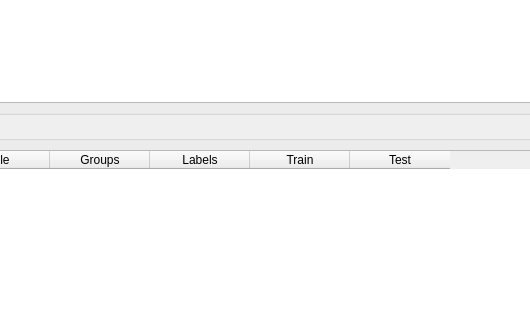
The window that gui/dlgProject.ui (ilastik/ilastik-0.5) describes before a commit, drawn with Qt 5; both pictures show x 160 to 690 and y 255 to 575 of the 861 by 678 pixel window.
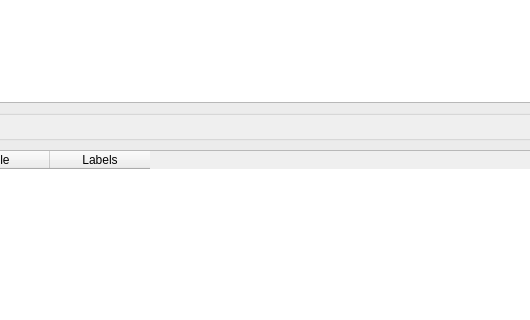
The same window after the commit. Icons and pictures are not drawn.

Commit message: remove unneeded table entries from project dialog

What changed in the file:
```diff
--- a/gui/dlgProject.ui
+++ b/gui/dlgProject.ui
@@ -214,26 +214,11 @@
           <string>File</string>
          </property>
         </column>
-        <column>
-         <property name="text">
-          <string>Groups</string>
-         </property>
-        </column>
         <column>
          <property name="text">
           <string>Labels</string>
          </property>
         </column>
-        <column>
-         <property name="text">
-          <string>Train</string>
-         </property>
-        </column>
-        <column>
-         <property name="text">
-          <string>Test</string>
-         </property>
-        </column>
        </widget>
       </item>
      </layout>
```
